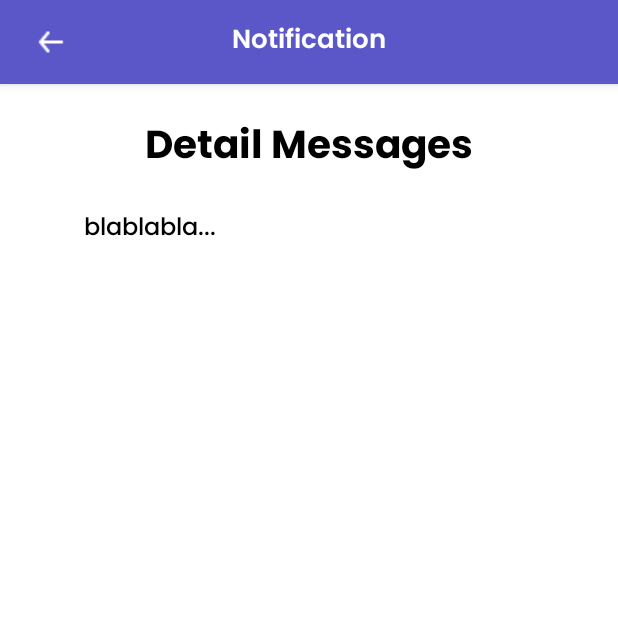
After one commit to wahyurhy/Transaction-Tracker-Android, an Android app: the DetailMessagesActivity screen opened directly, with no data from a screen before it, on a phone screen of 412 x 824 dp, the top half of it. The commit adds this screen. Run offline under Robolectric (Android 15) with nearby library versions, the phone set to English and light mode, and no system bars.

Commit message:
add feature to see the notification and add feature switch isTodayTransaction, and also modify code for monthlyNotification

```diff
--- a/app/src/main/java/com/wahyurhy/transactiontracker/ui/addtransaction/AddTransactionActivity.kt
+++ b/app/src/main/java/com/wahyurhy/transactiontracker/ui/addtransaction/AddTransactionActivity.kt
@@ -21,7 +21,7 @@ import com.google.firebase.ktx.Firebase
 import com.wahyurhy.transactiontracker.R
 import com.wahyurhy.transactiontracker.data.source.local.model.TransactionModel
 import com.wahyurhy.transactiontracker.databinding.ActivityAddTransactionBinding
-import com.wahyurhy.transactiontracker.notification.MonthlyCreateTransaction
+import com.wahyurhy.transactiontracker.notification.MonthlyNotification
 import com.wahyurhy.transactiontracker.utils.*
 import java.text.SimpleDateFormat
 import java.util.*
@@ -30,7 +30,7 @@ class AddTransactionActivity : AppCompatActivity() {
 
     private lateinit var binding: ActivityAddTransactionBinding
 
-    private lateinit var broadcastReceiver: MonthlyCreateTransaction
+    private lateinit var broadcastReceiver: MonthlyNotification
     private var user: FirebaseUser? = null
     private var uid: String? = null
     private var sdf: SimpleDateFormat? = null
@@ -135,7 +135,7 @@ class AddTransactionActivity : AppCompatActivity() {
                         0.0
                     )
 
-                    broadcastReceiver = MonthlyCreateTransaction()
+                    broadcastReceiver = MonthlyNotification()
 
                     if (dbRef != null) {
                         completeListener =
--- /dev/null
+++ b/app/src/main/java/com/wahyurhy/transactiontracker/ui/details/DetailMessagesActivity.kt
@@ -0,0 +1,37 @@
+package com.wahyurhy.transactiontracker.ui.details
+
+import android.content.ClipData
+import android.content.ClipboardManager
+import android.content.Context
+import androidx.appcompat.app.AppCompatActivity
+import android.os.Bundle
+import android.widget.Toast
+import com.wahyurhy.transactiontracker.R
+import com.wahyurhy.transactiontracker.databinding.ActivityDetailMessagesBinding
+import com.wahyurhy.transactiontracker.databinding.ActivityMainBinding
+
+class DetailMessagesActivity : AppCompatActivity() {
+
+    private lateinit var binding: ActivityDetailMessagesBinding
+
+    override fun onCreate(savedInstanceState: Bundle?) {
+        super.onCreate(savedInstanceState)
+        binding = ActivityDetailMessagesBinding.inflate(layoutInflater)
+        setContentView(binding.root)
+
+        binding.backBtn.setOnClickListener {
+            finish()
+        }
+
+        if (intent.hasExtra("messages")) {
+            val messages = intent.getStringExtra("messages")
+            binding.messages.text = messages
+            binding.messages.setOnClickListener {
+                val clipboard = getSystemService(Context.CLIPBOARD_SERVICE) as ClipboardManager
+                val clip = ClipData.newPlainText("Copied Text", binding.messages.text.toString())
+                clipboard.setPrimaryClip(clip)
+                Toast.makeText(this, getString(R.string.text_copied), Toast.LENGTH_SHORT).show()
+            }
+        }
+    }
+}
--- /dev/null
+++ b/app/src/main/res/drawable/ic_notification_button.xml
@@ -0,0 +1,5 @@
+<vector android:height="24dp" android:tint="#FFFFFF"
+    android:viewportHeight="24" android:viewportWidth="24"
+    android:width="24dp" xmlns:android="http://schemas.android.com/apk/res/android">
+    <path android:fillColor="@android:color/white" android:pathData="M12,22c1.1,0 2,-0.9 2,-2h-4c0,1.1 0.89,2 2,2zM18,16v-5c0,-3.07 -1.64,-5.64 -4.5,-6.32L13.5,4c0,-0.83 -0.67,-1.5 -1.5,-1.5s-1.5,0.67 -1.5,1.5v0.68C7.63,5.36 6,7.92 6,11v5l-2,2v1h16v-1l-2,-2z"/>
+</vector>
--- /dev/null
+++ b/app/src/main/res/layout/activity_detail_messages.xml
@@ -0,0 +1,82 @@
+<?xml version="1.0" encoding="utf-8"?>
+<ScrollView xmlns:android="http://schemas.android.com/apk/res/android"
+    xmlns:app="http://schemas.android.com/apk/res-auto"
+    xmlns:tools="http://schemas.android.com/tools"
+    android:layout_width="match_parent"
+    android:layout_height="match_parent"
+    android:background="@color/white"
+    tools:context=".ui.details.DetailMessagesActivity">
+
+    <androidx.constraintlayout.widget.ConstraintLayout
+        android:layout_width="match_parent"
+        android:layout_height="wrap_content">
+
+        <com.google.android.material.appbar.AppBarLayout
+            android:id="@+id/appBar"
+            android:layout_width="match_parent"
+            android:layout_height="wrap_content"
+            app:layout_constraintStart_toStartOf="parent"
+            app:layout_constraintTop_toTopOf="parent">
+
+            <Toolbar
+                android:layout_width="match_parent"
+                android:layout_height="wrap_content"
+                android:contentInsetStart="0dp"
+                android:contentInsetLeft="0dp"
+                app:contentInsetLeft="0dp"
+                app:contentInsetStart="0dp">
+
+                <ImageButton
+                    android:id="@+id/backBtn"
+                    android:layout_width="40dp"
+                    android:layout_height="40dp"
+                    android:layout_gravity="start"
+                    android:layout_marginStart="14dp"
+                    android:backgroundTint="@android:color/transparent"
+                    android:contentDescription="@string/back"
+                    android:src="@drawable/ic_back" />
+
+                <TextView
+                    android:layout_width="wrap_content"
+                    android:layout_height="wrap_content"
+                    android:layout_gravity="center"
+                    android:fontFamily="@font/poppins_semi_bold"
+                    android:text="@string/notification"
+                    android:textColor="@color/white"
+                    android:textSize="17sp" />
+
+            </Toolbar>
+
+        </com.google.android.material.appbar.AppBarLayout>
+
+        <TextView
+            android:id="@+id/title_detail_messages"
+            android:layout_width="300dp"
+            android:layout_height="wrap_content"
+            android:layout_marginTop="20dp"
+            android:fontFamily="@font/poppins_bold"
+            android:gravity="center"
+            android:text="@string/detail_messages"
+            android:textColor="@color/black"
+            android:textSize="26sp"
+            app:layout_constraintEnd_toEndOf="parent"
+            app:layout_constraintStart_toStartOf="parent"
+            app:layout_constraintTop_toBottomOf="@+id/appBar" />
+
+        <TextView
+            android:id="@+id/messages"
+            android:layout_width="300dp"
+            android:layout_height="wrap_content"
+            android:layout_marginTop="18dp"
+            android:fontFamily="@font/poppins_medium"
+            android:text="@string/blablabla"
+            android:textColor="@color/black"
+            android:textSize="16sp"
+            app:layout_constraintEnd_toEndOf="parent"
+            app:layout_constraintStart_toStartOf="parent"
+            app:layout_constraintTop_toBottomOf="@+id/title_detail_messages"
+            tools:ignore="RelativeOverlap" />
+
+    </androidx.constraintlayout.widget.ConstraintLayout>
+
+</ScrollView>
--- a/app/src/main/res/layout/fragment_transaction.xml
+++ b/app/src/main/res/layout/fragment_transaction.xml
@@ -46,13 +46,13 @@
                         tools:ignore="HardcodedText" />
 
                     <ImageView
-                        android:id="@+id/printButton"
+                        android:id="@+id/notifButton"
                         android:layout_width="24dp"
                         android:layout_height="24dp"
                         android:layout_gravity="end"
                         android:layout_marginEnd="14dp"
                         android:backgroundTint="@color/white"
-                        android:src="@drawable/ic_print"
+                        android:src="@drawable/ic_notification_button"
                         android:contentDescription="@string/print_data_transactions" />
 
                 </Toolbar>
--- a/app/src/main/res/values/strings.xml
+++ b/app/src/main/res/values/strings.xml
@@ -75,9 +75,13 @@
     <string name="profile">Profile</string>
     <string name="over_paid">Over %1$s</string>
     <string name="still_left">Still %1$s left</string>
-    <string name="message">%1$s : %2$s left</string>
+    <string name="messageLeftInfo">%1$s : %2$s left</string>
+    <string name="messagePassInfo">%1$s has passed for %2$s months.</string>
     <string name="info_not_yet_full">Here are the customers who have not yet paid in full</string>
     <string name="message_invoice">Assalamu\'alaikum Wr. Wb.\n\nBapak/Ibu %1$s, maaf untuk tagihan WiFi pada periode %2$s-%3$s-nya sudah dapat dibayarkan 🙏\n\nUntuk total pembayaran sebesar %4$s, dapat melakukan Pembayaran Langsung (Uang Tunai) atau dapat mentransfer ke rekening bank (Mandiri) berikut:\n\nNo. Rek : 1560016057376\na/n : Dasriyah\n\nTerimakasih..</string>
+    <string name="detail_messages">Detail Messages</string>
+    <string name="blablabla" translatable="false">blablabla...</string>
+    <string name="notification">Notification</string>
 
     <string-array name="filter_sort_by_periode">
         <item>2022</item>
@@ -115,4 +119,7 @@
         <item>Paid off</item>
         <item>Paid yet</item>
     </string-array>
+    <string name="empty_data">Empty Data</string>
+    <string name="text_copied">Text copied to clipboard</string>
+    <string name="is_today_transaction">Is today transaction? </string>
 </resources>
```
Also changed, not shown: app/src/main/AndroidManifest.xml (+7 -4 lines), app/src/main/java/com/wahyurhy/transactiontracker/notification/MonthlyNotification.kt (renamed from app/src/main/java/com/wahyurhy/transactiontracker/notification/MonthlyCreateTransaction.kt, +5 -5 lines), app/src/main/java/com/wahyurhy/transactiontracker/ui/details/TransactionDetailsActivity.kt (+84 -12 lines), app/src/main/java/com/wahyurhy/transactiontracker/ui/fragments/TransactionFragment.kt (+87 -26 lines), app/src/main/java/com/wahyurhy/transactiontracker/ui/main/MainActivity.kt (+7 -0 lines), app/src/main/res/layout/activity_transaction_details.xml (+20 -7 lines), 1 other file.
